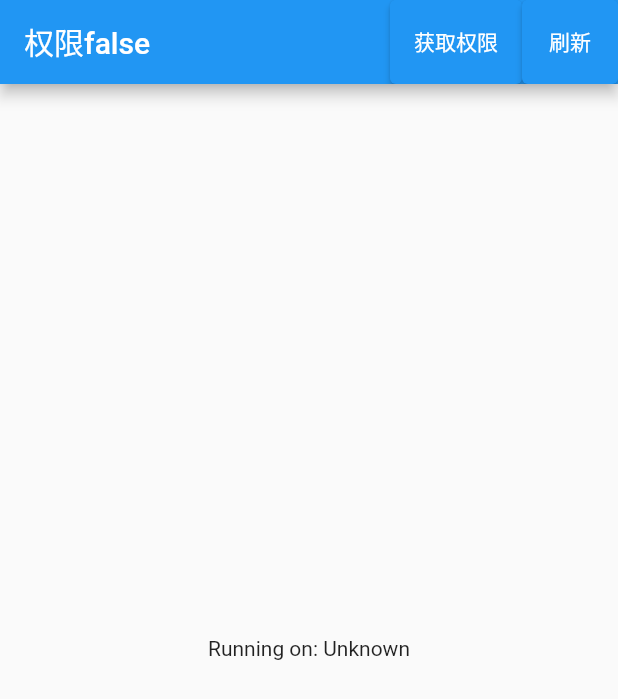
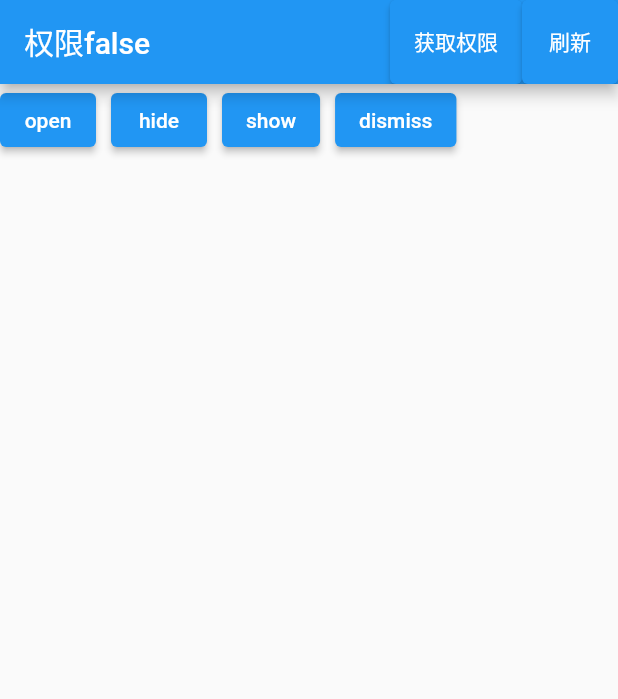
Before and after one commit to fluttercandies/flutter_float_window, a Flutter app: the screen it shows after launch, on a phone screen of 412 x 824 dp. Shown: the top 699 px of the screen. Run offline on Flutter 3.47's test engine with Material 2 defaults, Android fonts, the phone set to English and light mode, and no system bars.

Commit message:
入口实现

```diff
--- a/example/lib/main.dart
+++ b/example/lib/main.dart
@@ -64,6 +64,26 @@ class _MyAppState extends State<MyApp> with WidgetsBindingObserver {
     }
   }
 
+  void action(String value){
+    switch(value){
+      case "open":
+        FlutterFloatWindow.open();
+        break;
+      case "hide":
+        FlutterFloatWindow.hide();
+        break;
+      case "show":
+        FlutterFloatWindow.show();
+        break;
+      case "dismiss":
+        FlutterFloatWindow.dismiss();
+        break;
+      default:
+        print("未知事件");
+        break;
+    }
+  }
+
   @override
   Widget build(BuildContext context) {
     return MaterialApp(
@@ -85,8 +105,15 @@ class _MyAppState extends State<MyApp> with WidgetsBindingObserver {
             ),
           ],
         ),
-        body: Center(
-          child: Text('Running on: $_platformVersion\n'),
+        body: Wrap(
+          spacing: 10,
+          runSpacing: 10,
+          children: ["open", "hide", "show", "dismiss"].map((e) {
+            return ElevatedButton(
+              onPressed: () => action(e),
+              child: Text(e),
+            );
+          }).toList(),
         ),
       ),
     );
--- a/lib/flutter_float_window.dart
+++ b/lib/flutter_float_window.dart
@@ -15,6 +15,22 @@ class FlutterFloatWindow {
     return _channel.invokeMethod('requestPermission');
   }
 
+  static Future<void> open() async {
+    return _channel.invokeMethod('open');
+  }
+
+  static Future<void> hide() async {
+    return _channel.invokeMethod('hide');
+  }
+
+  static Future<void> show() async {
+    return _channel.invokeMethod('show');
+  }
+
+  static Future<void> dismiss() async {
+    return _channel.invokeMethod('dismiss');
+  }
+
   static Future<bool> get isRequestFloatPermission async {
     final bool isHav = await _channel.invokeMethod('isRequestFloatPermission');
     return isHav;
```
Also changed, not shown: 1 other file.
